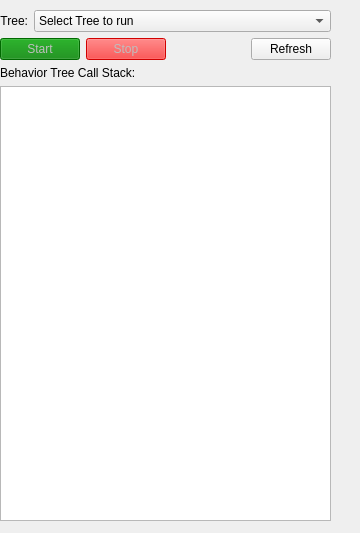
osu-uwrt/riptide_gui, file riptide_rviz/riptide_rviz/src/MissionPanel.ui: the form before one commit.
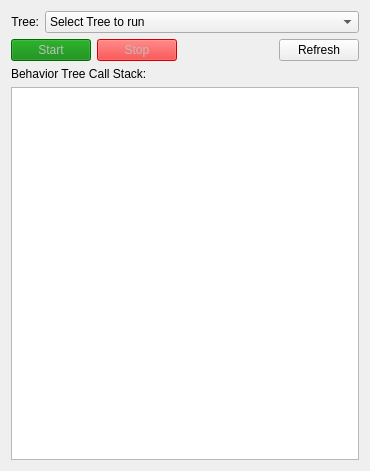
The form after the commit.

Commit message: designed new actuator panel and connected buttons

The edit to the form file:
```diff
--- a/riptide_rviz/riptide_rviz/src/MissionPanel.ui
+++ b/riptide_rviz/riptide_rviz/src/MissionPanel.ui
@@ -6,22 +6,15 @@
    <rect>
     <x>0</x>
     <y>0</y>
-    <width>360</width>
-    <height>533</height>
+    <width>370</width>
+    <height>471</height>
    </rect>
   </property>
   <property name="windowTitle">
    <string>Form</string>
   </property>
-  <widget class="QWidget" name="verticalLayoutWidget">
-   <property name="geometry">
-    <rect>
-     <x>0</x>
-     <y>10</y>
-     <width>331</width>
-     <height>511</height>
-    </rect>
-   </property>
+  <layout class="QGridLayout" name="gridLayout">
+   <item row="0" column="0">
    <layout class="QVBoxLayout" name="verticalLayout">
     <item>
      <layout class="QHBoxLayout" name="horizontalLayout_2">
@@ -123,7 +116,8 @@
      </widget>
     </item>
    </layout>
-  </widget>
+   </item>
+  </layout>
  </widget>
  <resources/>
  <connections/>
```
Lines whose indentation alone changed are shown as unchanged. The commit also changes 5 other files.
